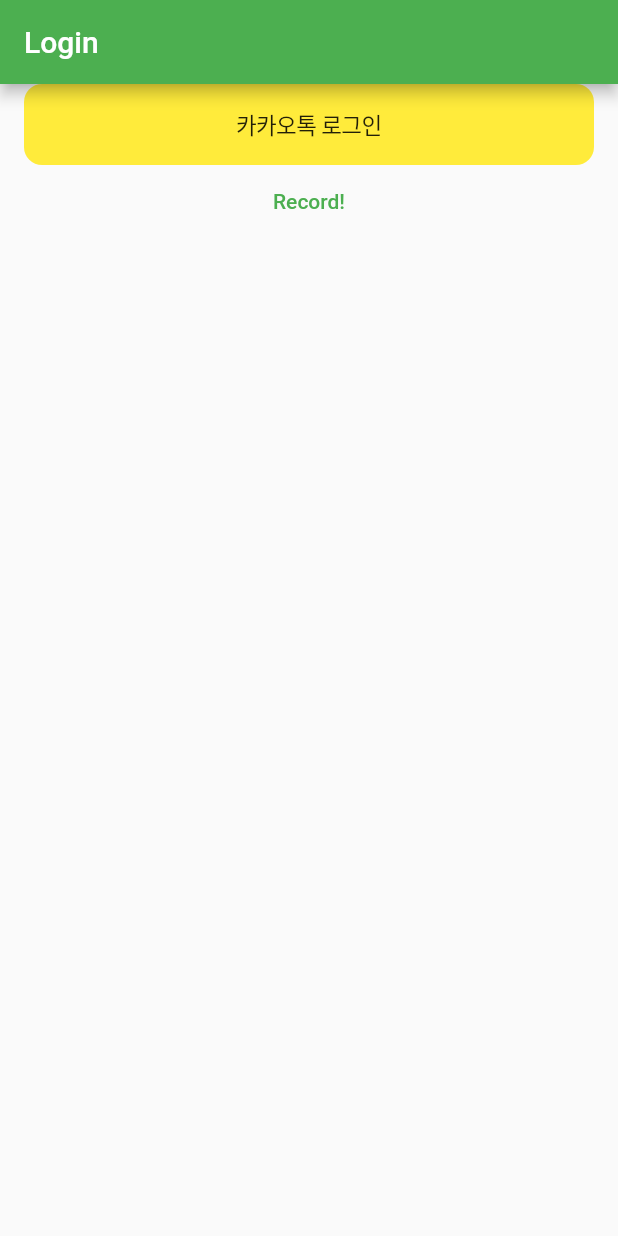
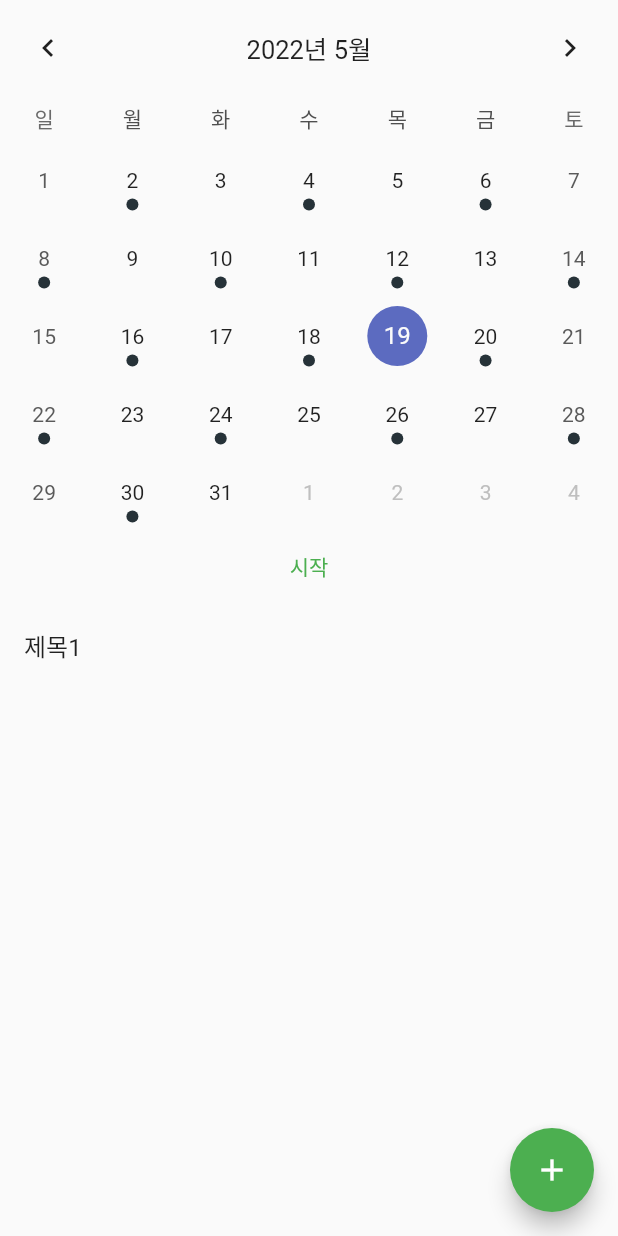
Before and after one commit to happycastle114/newbie_project, a Flutter app: the screen it shows after launch, on a phone screen of 412 x 824 dp. Run offline on Flutter 3.47's test engine with Material 2 defaults, Android fonts, the phone set to English and light mode, and no system bars; drawn by our look-alikes of flutter_slidable, table_calendar; our stand-ins replace flutter_hooks, sqflite; missing offline and left inert: kakao_flutter_sdk, kakao_flutter_sdk_auth, kakao_flutter_sdk_common, package_info_plus_web, record, record_web and 1 more; accounts and stored records are empty.

Commit message:
달력 및 리스트뷰 구현

```diff
--- a/lib/calendar.dart
+++ b/lib/calendar.dart
@@ -0,0 +1,70 @@
+import 'package:flutter/material.dart';
+import 'package:flutter_hooks/flutter_hooks.dart';
+import 'package:newbie_project/models/diary.dart';
+import 'package:newbie_project/widgets/diaryCard.dart';
+import 'package:table_calendar/table_calendar.dart';
+import './widgets/playButton.dart';
+
+class CalendarWidget extends HookWidget {
+  const CalendarWidget({Key? key}) : super(key: key);
+
+  Widget _listBuilder(content) {
+    return ListView.builder(
+      itemCount: content.length,
+      itemBuilder: (context, index) {
+        return diaryCard(diary: content[index], onDelete: () {});
+      },
+    );
+  }
+
+  @override
+  Widget build(BuildContext context) {
+    final _focusedDay = useState(DateTime.now());
+    final _selectedDay = useState(DateTime.now());
+
+    final diaries = useState<List<Diary>>([
+      Diary(id: '1', name: '제목1', date: DateTime.now(), fileName: 'you.m4a')
+    ]);
+
+    return Scaffold(
+        floatingActionButton: FloatingActionButton(
+            onPressed: () => {},
+            tooltip: 'Add Diary',
+            child: const Icon(Icons.add)),
+        body: SafeArea(
+            child: Column(
+          children: [
+            TableCalendar(
+              eventLoader: (day) {
+                if (day.day % 2 == 0) {
+                  return ['hi'];
+                }
+                return [];
+              }, // 이벤트에 따라 마커를 표시해주는 것 => 녹음이 된 파일이 있는 목록에서 보여주면 될 듯
+              focusedDay: _focusedDay.value,
+              firstDay: DateTime(2022, 1, 1),
+              lastDay: DateTime(2022, 5, 31),
+              locale: 'ko-KR',
+              daysOfWeekHeight: 30,
+              selectedDayPredicate: (day) {
+                return _selectedDay.value.day == day.day &&
+                    _selectedDay.value.month == day.month &&
+                    _selectedDay.value.year == day.year;
+              },
+              onDaySelected: (selectedDay, focusedDay) {
+                _selectedDay.value = selectedDay;
+                _focusedDay.value = focusedDay;
+              },
+              headerStyle: const HeaderStyle(
+                  formatButtonVisible: false, titleCentered: true),
+            ),
+            playButton(initState: false, onText: '시작', offText: '중지'),
+            Container(
+              width: MediaQuery.of(context).size.width,
+              height: 100,
+              child: _listBuilder(diaries.value),
+            )
+          ],
+        )));
+  }
+}
--- a/lib/main.dart
+++ b/lib/main.dart
@@ -1,10 +1,13 @@
 import 'package:flutter/material.dart';
+// import 'package:intl/date_symbol_data_http_request.dart';
 import 'package:kakao_flutter_sdk_common/kakao_flutter_sdk_common.dart';
 import './widgets/login.dart';
+import 'package:intl/date_symbol_data_local.dart';
+import './calendar.dart';
 
 void main() {
   KakaoSdk.init(nativeAppKey: "dfa83a5ebbab2f42b327dcaa6523226b");
-  runApp(const MyApp());
+  initializeDateFormatting().then((_) => runApp(const MyApp()));
 }
 
 class MyApp extends StatelessWidget {
@@ -18,7 +21,7 @@
       theme: ThemeData(
         primarySwatch: Colors.green,
       ),
-      home: Login(),
+      home: CalendarWidget(),
     );
   }
 }
--- a/lib/models/diary.dart
+++ b/lib/models/diary.dart
@@ -1,10 +1,14 @@
 // import 'package:cloud_firestore/cloud_firestore.dart';
 
-class diary {
+class Diary {
   final String id;
   final String name;
   final DateTime date;
   final String fileName;
 
-  diary({this.id, this.name, this.date, this.fileName});
+  Diary(
+      {required this.id,
+      required this.name,
+      required this.date,
+      required this.fileName});
 }
--- /dev/null
+++ b/lib/widgets/diaryCard.dart
@@ -0,0 +1,51 @@
+import 'package:flutter/src/foundation/key.dart';
+import 'package:flutter/src/widgets/framework.dart';
+import 'package:flutter_slidable/flutter_slidable.dart';
+import '../models/diary.dart';
+import 'package:flutter/material.dart';
+
+class diaryCard extends StatelessWidget {
+  final Diary diary;
+  final Function onDelete;
+
+  const diaryCard({required this.diary, required this.onDelete, Key? key})
+      : super(key: key);
+
+  void openSlidable(BuildContext context) {
+    final slidable = Slidable.of(context);
+    final isClosed = slidable.renderingMode == SlidableRenderingMode.none;
+
+    if (isClosed) {
+      Future.delayed(Duration.zero, () {
+        if (slidable.mounted) {
+          slidable.open(actionType: SlideActionType.secondary);
+        }
+      });
+    }
+  }
+
+  @override
+  Widget build(BuildContext context) {
+    return Slidable(
+        actionPane: const SlidableDrawerActionPane(),
+        secondaryActions: [
+          IconSlideAction(
+            caption: '삭제',
+            color: Colors.red,
+            icon: Icons.delete,
+            onTap: () => onDelete(diary.id),
+          ),
+        ],
+        child: Builder(
+            builder: (context) => GestureDetector(
+                  behavior: HitTestBehavior.translucent,
+                  onLongPress: () {
+                    openSlidable(context);
+                  },
+                  child: ListTile(
+                    onTap: () {},
+                    title: Text(diary.name),
+                  ),
+                )));
+  }
+}
--- /dev/null
+++ b/lib/widgets/playButton.dart
@@ -0,0 +1,27 @@
+import 'package:flutter/material.dart';
+import 'package:flutter_hooks/flutter_hooks.dart';
+
+class playButton extends HookWidget {
+  final bool initState;
+  final String onText;
+  final String offText;
+
+  const playButton(
+      {required this.initState,
+      required this.offText,
+      required this.onText,
+      Key? key})
+      : super(key: key);
+
+  @override
+  Widget build(BuildContext context) {
+    final _isRecording = useState<bool>(false);
+
+    return TextButton(
+      onPressed: () {
+        _isRecording.value = !_isRecording.value;
+      },
+      child: Text(_isRecording.value ? offText : onText),
+    );
+  }
+}
--- a/pubspec.yaml
+++ b/pubspec.yaml
@@ -39,6 +39,10 @@
   kakao_flutter_sdk: ^1.1.1
   kakao_flutter_sdk_user: ^1.1.1
   record: ^4.1.1
+  flutter_hooks: any
+  table_calendar: any
+  intl: any
+  flutter_slidable: 0.5.5
 
 dev_dependencies:
   flutter_test:
```
Also changed, not shown: lib/widgets/postItem.dart (deleted).
